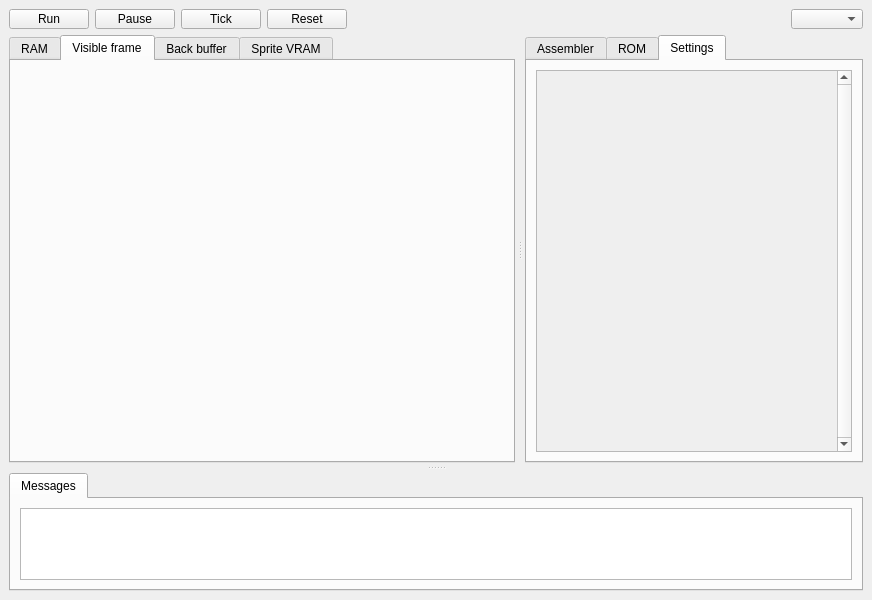
The window that fridge_opengl_emulator/mainwindow.ui (surtweig/fridge) describes before a commit, drawn with Qt 5.
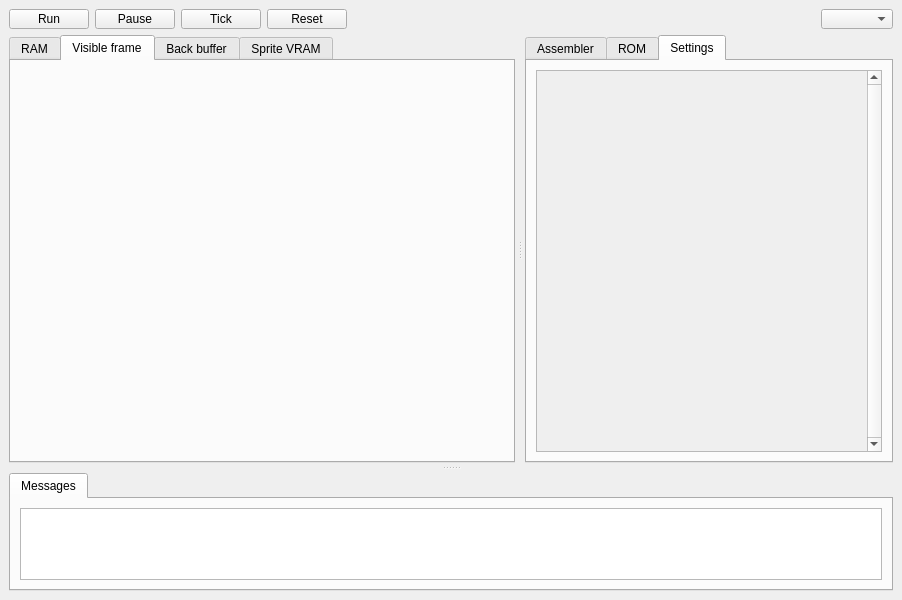
The same window after the commit. The open tabs and pages were chosen to show the change. Icons and pictures are not drawn.

The edit to the form file:
```diff
--- a/fridge_opengl_emulator/mainwindow.ui
+++ b/fridge_opengl_emulator/mainwindow.ui
@@ -6,7 +6,7 @@
    <rect>
     <x>0</x>
     <y>0</y>
-    <width>872</width>
+    <width>902</width>
     <height>600</height>
    </rect>
   </property>
@@ -961,8 +961,8 @@
                  <rect>
                   <x>0</x>
                   <y>0</y>
-                  <width>244</width>
-                  <height>362</height>
+                  <width>241</width>
+                  <height>330</height>
                  </rect>
                 </property>
                 <property name="sizePolicy">
@@ -1013,6 +1013,12 @@
          </property>
          <item>
           <widget class="QPlainTextEdit" name="messagesLogView">
+           <property name="font">
+            <font>
+             <family>Consolas</family>
+             <pointsize>9</pointsize>
+            </font>
+           </property>
            <property name="readOnly">
             <bool>true</bool>
            </property>
```
Left out of the diff: 4 changed lines with no effect on the pictures.
